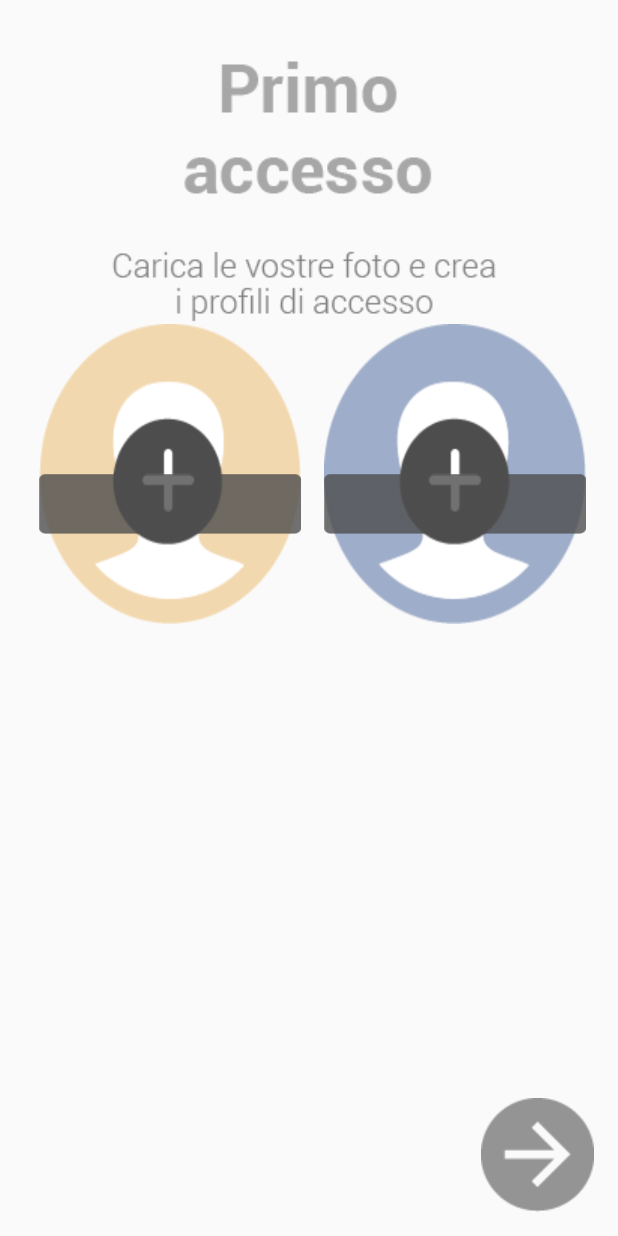
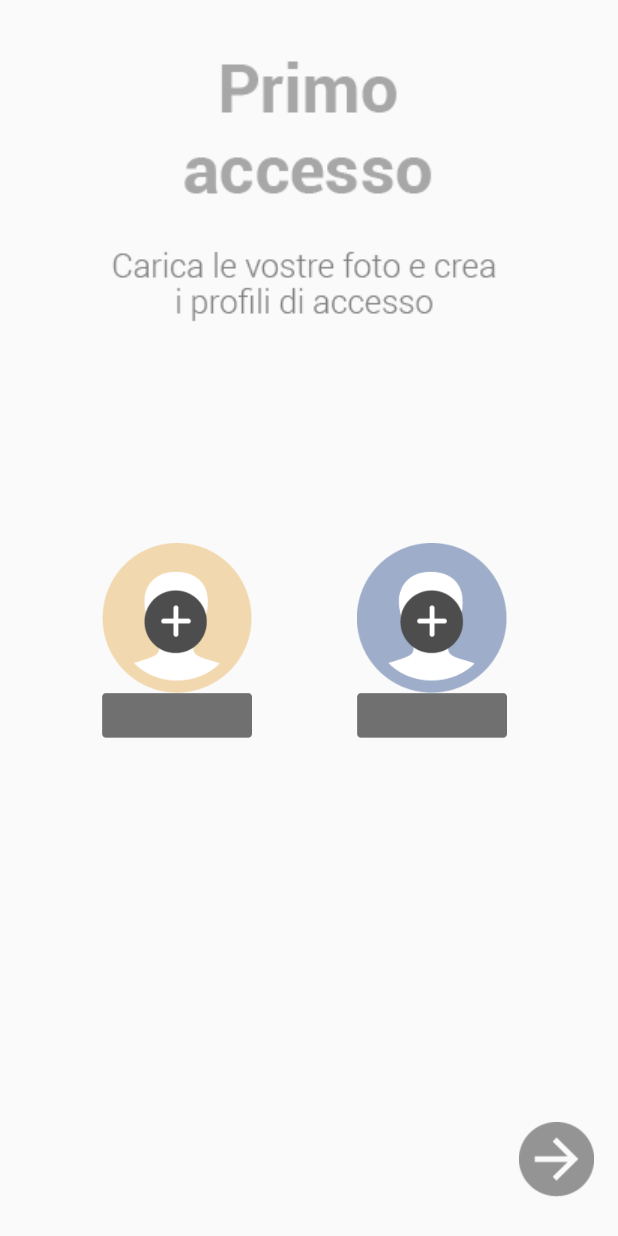
Before and after one commit to marccode/IldiariodiGIo, an Android app: the FirstLoginActivity screen opened directly, with no data from a screen before it, on a phone screen of 412 x 824 dp. Run offline under Robolectric (Android 15) with nearby library versions, the phone set to English and light mode, and no system bars; 1 statement that could not run was skipped.

Commit message:
Login activity se adapta a varios tipos de terminales mas o menos bien Activity modifica ahora solo tiene un relative layout, está todo puesto acorde al diseño original, pero en algunos terminales queda un poco mal

```diff
--- a/app/src/main/java/com/polimi/deib/ildiariodigio/ModificaActivity.java
+++ b/app/src/main/java/com/polimi/deib/ildiariodigio/ModificaActivity.java
@@ -4,17 +4,21 @@ import android.content.Intent;
 import android.support.v7.app.AppCompatActivity;
 import android.os.Bundle;
 import android.view.View;
+import android.view.WindowManager;
 import android.widget.ImageButton;
 import android.widget.Toast;
 
 public class ModificaActivity extends AppCompatActivity {
 
     ImageButton next_button;
+    View proporciones;
 
     @Override
     protected void onCreate(Bundle savedInstanceState) {
         super.onCreate(savedInstanceState);
         setContentView(R.layout.activity_modifica);
+
+        proporciones=(View) getWindowManager();
 
         next_button = (ImageButton)findViewById(R.id.button_modifica);
         next_button.setOnClickListener(new View.OnClickListener() {
--- a/app/src/main/res/layout/activity_first_login.xml
+++ b/app/src/main/res/layout/activity_first_login.xml
@@ -29,68 +29,60 @@
         android:src="@drawable/text_instructions"/>
 
     <ImageButton
-        android:id="@+id/button_enter"
-        android:layout_width="wrap_content"
-        android:layout_height="wrap_content"
+        android:id="@+id/button_modifica"
+        android:layout_width="50dp"
+        android:layout_height="50dp"
         android:background="@drawable/button_enter"
+        android:scaleType="centerInside"
+        android:layout_marginBottom="10dp"
+        android:layout_marginRight="8dp"
         android:layout_alignParentBottom="true"
-        android:layout_alignParentRight="true"/>
+        android:layout_alignParentRight="true"
+        android:layout_alignParentEnd="true" />
 
-    <LinearLayout
-        android:layout_width="wrap_content"
-        android:layout_height="wrap_content">
+    <ImageButton
+        android:id="@+id/imageButton_upload_kid"
+        android:layout_width="100dp"
+        android:layout_height="100dp"
+        android:scaleType="fitCenter"
+        android:adjustViewBounds="true"
+        android:background="@drawable/upload_photo_kid"
+        android:layout_centerVertical="true"
+        android:layout_toLeftOf="@+id/button_modifica"
+        android:layout_toStartOf="@+id/button_modifica" />
 
     <ImageButton
         android:id="@+id/imageButton_upload_parent"
-            android:layout_weight="1"
-            android:layout_width="0dp"
-            android:layout_height="200dip"
+        android:layout_width="100dp"
+        android:layout_height="100dp"
         android:background="@drawable/upload_photo_parent"
-            android:layout_marginLeft="10dip"
-            android:layout_marginRight="5dp"
-            android:layout_marginTop="200dp"/>
-
-
-        <ImageButton
-            android:id="@+id/imageButton_upload_kid"
-            android:layout_weight="1"
-            android:layout_width="0dp"
-            android:layout_height="200dip"
-            android:layout_marginLeft="10dip"
-            android:layout_marginRight="5dp"
-            android:background="@drawable/upload_photo_kid"
-            android:layout_marginTop="200dp"/>
-
-
-    </LinearLayout>
-
-    <LinearLayout
-        android:layout_width="wrap_content"
-        android:layout_height="wrap_content">
+        android:scaleType="fitCenter"
+        android:adjustViewBounds="true"
+        android:layout_above="@+id/nome_bambino"
+        android:layout_toRightOf="@+id/textView3"
+        android:layout_toEndOf="@+id/textView3"
+        android:layout_marginLeft="52dp"
+        android:layout_marginStart="52dp"/>
 
     <EditText
         android:id="@+id/nome_genitori"
-            android:layout_weight="0.31"
-            android:layout_width="0dp"
-            android:layout_height="40dip"
-            android:layout_marginLeft="10dip"
-            android:layout_marginRight="5dp"
+        android:layout_width="100dp"
+        android:layout_height="30dp"
         android:background="@drawable/text_field"
-            android:layout_marginTop="300dp"
-            android:inputType="textCapWords"/>
+        android:inputType="textCapWords"
+        android:layout_below="@+id/imageButton_upload_kid"
+        android:layout_alignLeft="@+id/imageButton_upload_kid"
+        android:layout_alignStart="@+id/imageButton_upload_kid"/>
 
     <EditText
         android:id="@+id/nome_bambino"
-            android:layout_weight="0.31"
-            android:layout_width="0dp"
-            android:layout_height="40dp"
-            android:layout_marginLeft="10dip"
-            android:layout_marginRight="5dp"
+        android:layout_width="100dp"
+        android:layout_height="30dp"
         android:background="@drawable/text_field"
-            android:layout_marginTop="300dp"
-            android:inputType="textCapWords"/>
+        android:inputType="textCapWords"
 
-
-    </LinearLayout>
+        android:layout_below="@+id/imageButton_upload_kid"
+        android:layout_alignLeft="@+id/imageButton_upload_parent"
+        android:layout_alignStart="@+id/imageButton_upload_parent" />
 
 </RelativeLayout>
--- a/app/src/main/res/layout/activity_home.xml
+++ b/app/src/main/res/layout/activity_home.xml
@@ -23,17 +23,20 @@
         <ImageButton
             android:id="@+id/imageButton_back"
             android:layout_width="wrap_content"
-            android:layout_height="fill_parent"
-            android:layout_alignParentLeft="true"
+            android:layout_height="wrap_content"
             android:background="@drawable/button_back"
             android:paddingTop="5dp"
-            android:paddingBottom="5dp"/>
+            android:paddingBottom="5dp"
+            android:layout_centerVertical="true"
+            android:layout_alignParentLeft="true"
+            android:layout_alignParentStart="true" />
 
         <ImageButton
             android:layout_width="wrap_content"
-            android:layout_height="fill_parent"
-            android:layout_centerHorizontal="true"
-            android:background="@drawable/home_title" />
+            android:layout_height="wrap_content"
+            android:background="@drawable/home_title"
+            android:layout_centerVertical="true"
+            android:layout_centerHorizontal="true" />
 
     </RelativeLayout>
 
```
Lines whose indentation alone changed are shown as unchanged.
